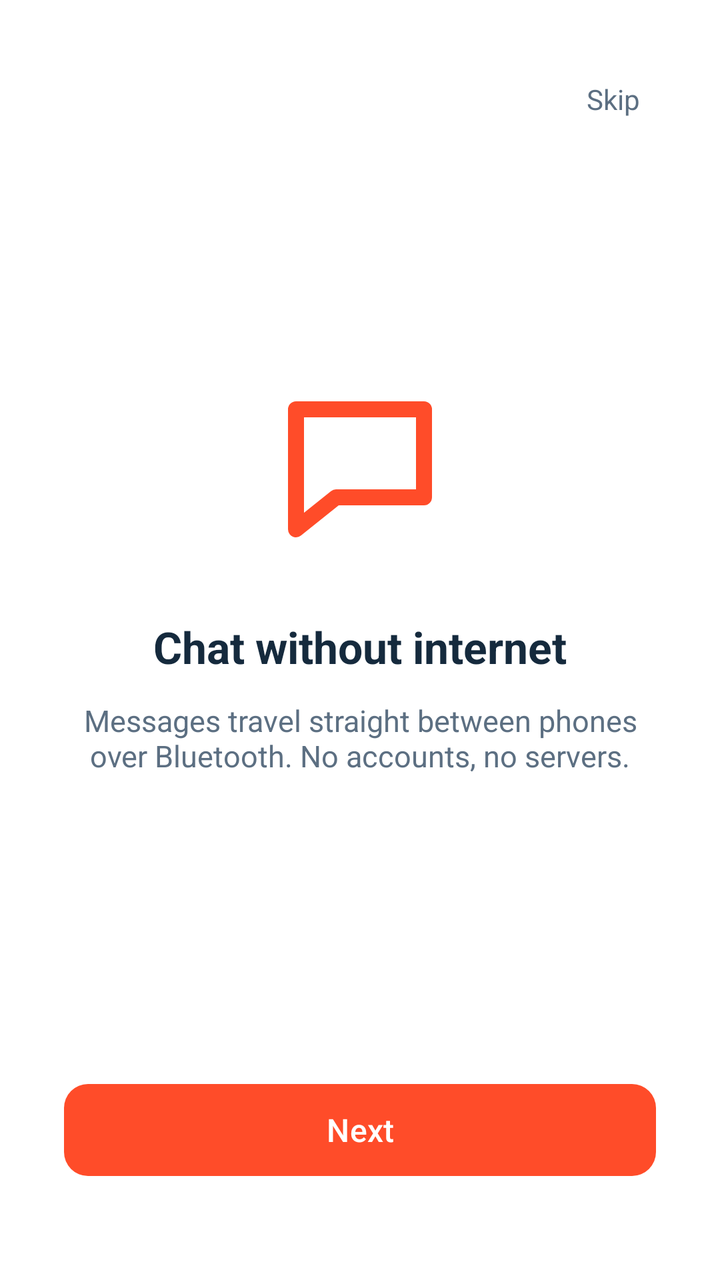
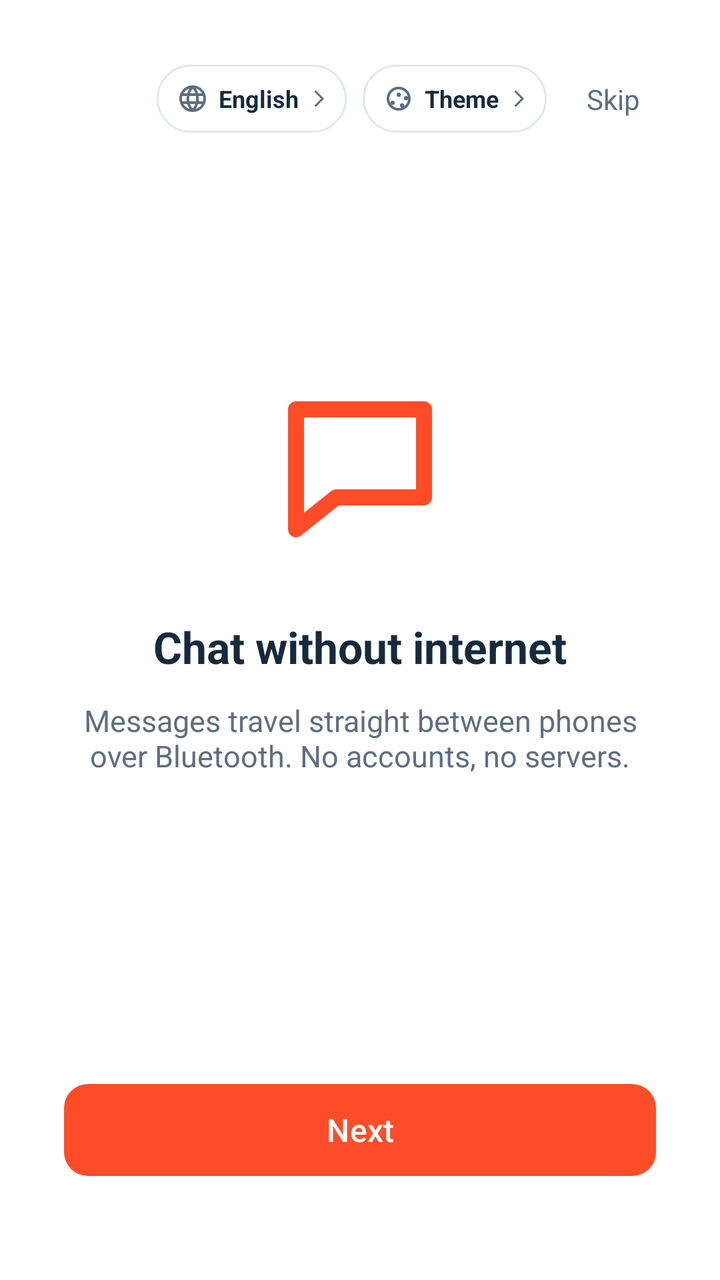

The first picture is an Android layout as it rendered before a commit; the second is the same layout after the commit. The layout source and the unified diff follow.
<!-- AndroidManifest.xml: application theme Theme.AirWave -->
<!-- res/layout/activity_onboarding.xml -->
<?xml version="1.0" encoding="utf-8"?>
<LinearLayout xmlns:android="http://schemas.android.com/apk/res/android"
    xmlns:app="http://schemas.android.com/apk/res-auto"
    android:layout_width="match_parent"
    android:layout_height="match_parent"
    android:background="#FFFFFF"
    android:orientation="vertical"
    android:padding="32dp">

    <LinearLayout
        android:layout_width="match_parent"
        android:layout_height="wrap_content"
        android:gravity="end"
        android:orientation="horizontal">

        
        <ImageButton
            android:id="@+id/langButton"
            android:layout_width="40dp"
            android:layout_height="40dp"
            android:background="?attr/selectableItemBackgroundBorderless"
            android:contentDescription="@string/language"
            android:src="@drawable/ic_language"
            android:tint="#5C6F82"
            android:visibility="gone" />

        <ImageButton
            android:id="@+id/themeButton"
            android:layout_width="40dp"
            android:layout_height="40dp"
            android:background="?attr/selectableItemBackgroundBorderless"
            android:contentDescription="@string/theme"
            android:src="@drawable/ic_palette"
            android:tint="#5C6F82"
            android:visibility="gone" />

        <TextView
            android:id="@+id/skipButton"
            android:layout_width="wrap_content"
            android:layout_height="wrap_content"
            android:background="?attr/selectableItemBackgroundBorderless"
            android:clickable="true"
            android:focusable="true"
            android:padding="8dp"
            android:text="@string/skip"
            android:textColor="#5C6F82"
            android:textSize="14sp" />
    </LinearLayout>

    <ViewFlipper
        android:id="@+id/pageFlipper"
        android:layout_width="match_parent"
        android:layout_height="0dp"
        android:layout_weight="1"
        android:inAnimation="@anim/slide_in_right"
        android:outAnimation="@anim/slide_out_left">

        
        <LinearLayout
            android:layout_width="match_parent"
            android:layout_height="match_parent"
            android:gravity="center"
            android:orientation="vertical">

            <ImageView
                android:id="@+id/animIcon1"
                android:layout_width="96dp"
                android:layout_height="96dp"
                android:contentDescription="@string/app_name"
                android:src="@drawable/ic_chat"
                android:tint="?attr/colorPrimary" />

            <TextView
                android:layout_width="wrap_content"
                android:layout_height="wrap_content"
                android:layout_marginTop="28dp"
                android:gravity="center"
                android:text="@string/tutorial_title_1"
                android:textColor="#152A3D"
                android:textSize="22sp"
                android:textStyle="bold" />

            <TextView
                android:layout_width="wrap_content"
                android:layout_height="wrap_content"
                android:layout_marginTop="12dp"
                android:gravity="center"
                android:text="@string/tutorial_sub_1"
                android:textColor="#5C6F82"
                android:textSize="15sp" />
        </LinearLayout>

        
        <LinearLayout
            android:layout_width="match_parent"
            android:layout_height="match_parent"
            android:gravity="center"
            android:orientation="vertical">

            <FrameLayout
                android:layout_width="160dp"
                android:layout_height="160dp">

                <View
                    android:id="@+id/pulseRing"
                    android:layout_width="96dp"
                    android:layout_height="96dp"
                    android:layout_gravity="center"
                    android:background="@drawable/ring_pulse" />

                <ImageView
                    android:id="@+id/animIcon2"
                    android:layout_width="96dp"
                    android:layout_height="96dp"
                    android:layout_gravity="center"
                    android:contentDescription="@string/app_name"
                    android:src="@drawable/ic_radar"
                    android:tint="?attr/colorPrimary" />
            </FrameLayout>

            <TextView
                android:layout_width="wrap_content"
                android:layout_height="wrap_content"
                android:layout_marginTop="28dp"
                android:gravity="center"
                android:text="@string/tutorial_title_2"
                android:textColor="#152A3D"
                android:textSize="22sp"
                android:textStyle="bold" />

            <TextView
                android:layout_width="wrap_content"
                android:layout_height="wrap_content"
                android:layout_marginTop="12dp"
                android:gravity="center"
                android:text="@string/tutorial_sub_2"
                android:textColor="#5C6F82"
                android:textSize="15sp" />
        </LinearLayout>

        
        <LinearLayout
            android:layout_width="match_parent"
            android:layout_height="match_parent"
            android:gravity="center"
            android:orientation="vertical">

            <ImageView
                android:id="@+id/animIcon3"
                android:layout_width="96dp"
                android:layout_height="96dp"
                android:contentDescription="@string/app_name"
                android:src="@drawable/ic_group"
                android:tint="?attr/colorPrimary" />

            <TextView
                android:layout_width="wrap_content"
                android:layout_height="wrap_content"
                android:layout_marginTop="28dp"
                android:gravity="center"
                android:text="@string/tutorial_title_3"
                android:textColor="#152A3D"
                android:textSize="22sp"
                android:textStyle="bold" />

            <TextView
                android:layout_width="wrap_content"
                android:layout_height="wrap_content"
                android:layout_marginTop="12dp"
                android:gravity="center"
                android:text="@string/tutorial_sub_3"
                android:textColor="#5C6F82"
                android:textSize="15sp" />
        </LinearLayout>

        
        <LinearLayout
            android:layout_width="match_parent"
            android:layout_height="match_parent"
            android:gravity="center"
            android:orientation="vertical">

            
            <ImageView
                android:layout_width="wrap_content"
                android:layout_height="48dp"
                android:adjustViewBounds="true"
                android:contentDescription="@string/app_name"
                android:src="@drawable/topleftcorner" />

            <TextView
                android:layout_width="wrap_content"
                android:layout_height="wrap_content"
                android:layout_marginTop="28dp"
                android:gravity="center"
                android:text="@string/name_title"
                android:textColor="#152A3D"
                android:textSize="22sp"
                android:textStyle="bold" />

            <TextView
                android:layout_width="wrap_content"
                android:layout_height="wrap_content"
                android:layout_marginTop="8dp"
                android:gravity="center"
                android:text="@string/name_subtitle"
                android:textColor="#5C6F82"
                android:textSize="15sp" />

            <EditText
                android:id="@+id/nameInput"
                android:layout_width="match_parent"
                android:layout_height="56dp"
                android:layout_marginTop="28dp"
                android:background="@drawable/bg_input_light"
                android:hint="@string/enter_name"
                android:imeOptions="actionDone"
                android:inputType="textPersonName"
                android:padding="16dp"
                android:singleLine="true"
                android:textColor="#152A3D"
                android:textColorHint="#8A94A0"
                android:textSize="16sp" />

            <com.google.android.material.button.MaterialButton
                android:id="@+id/continueButton"
                android:layout_width="match_parent"
                android:layout_height="54dp"
                android:layout_marginTop="16dp"
                android:text="@string/continue_btn"
                android:textAllCaps="false"
                android:textColor="?attr/colorOnPrimary"
                android:textSize="16sp"
                app:backgroundTint="?attr/colorPrimary"
                app:cornerRadius="12dp" />
        </LinearLayout>
    </ViewFlipper>

    <LinearLayout
        android:id="@+id/dotsRow"
        android:layout_width="match_parent"
        android:layout_height="wrap_content"
        android:layout_marginTop="16dp"
        android:gravity="center"
        android:orientation="horizontal" />

    <com.google.android.material.button.MaterialButton
        android:id="@+id/nextButton"
        android:layout_width="match_parent"
        android:layout_height="54dp"
        android:layout_marginTop="16dp"
        android:layout_marginBottom="16dp"
        android:text="@string/next"
        android:textAllCaps="false"
        android:textColor="?attr/colorOnPrimary"
        android:textSize="16sp"
        app:backgroundTint="?attr/colorPrimary"
        app:cornerRadius="12dp" />

</LinearLayout>
<!-- resources referenced by this layout -->
<resources>
  <!-- drawable bg_input_light (drawable) -->
  <?xml version="1.0" encoding="utf-8"?>
  <shape xmlns:android="http://schemas.android.com/apk/res/android"
      android:shape="rectangle">
      <solid android:color="#EFF1F4" />
      <corners android:radius="12dp" />
  </shape>
  <!-- drawable ic_chat (drawable) -->
  <vector xmlns:android="http://schemas.android.com/apk/res/android"
      android:width="24dp" android:height="24dp"
      android:viewportWidth="24" android:viewportHeight="24">
      <path
          android:strokeColor="?attr/colorOnSurface"
          android:strokeWidth="2"
          android:strokeLineCap="round"
          android:strokeLineJoin="round"
          android:pathData="M4,5h16v11H9l-5,4z" />
  </vector>
  <!-- drawable ic_language (drawable) -->
  <vector xmlns:android="http://schemas.android.com/apk/res/android"
      android:width="24dp" android:height="24dp"
      android:viewportWidth="24" android:viewportHeight="24">
      <path
          android:strokeColor="?attr/colorOnSurface"
          android:strokeWidth="2"
          android:strokeLineCap="round"
          android:pathData="M12,21a9,9 0 1,0 0,-18a9,9 0 1,0 0,18z M3.5,9h17 M3.5,15h17 M12,3a13,13 0 0,1 0,18 M12,3a13,13 0 0,0 0,18" />
  </vector>
  <!-- drawable ring_pulse (drawable) -->
  <?xml version="1.0" encoding="utf-8"?>
  <shape xmlns:android="http://schemas.android.com/apk/res/android"
      android:shape="oval">
      <solid android:color="#00000000" />
      <stroke
          android:width="3dp"
          android:color="?attr/colorPrimary" />
  </shape>
  <string name="app_name">AirWave</string>
  <string name="continue_btn">Continue</string>
  <string name="enter_name">Enter your name</string>
  <string name="language">Language</string>
  <string name="name_subtitle">This is how nearby friends will see you</string>
  <string name="name_title">Write your name</string>
  <string name="next">Next</string>
  <string name="skip">Skip</string>
  <string name="theme">Theme</string>
  <string name="tutorial_sub_1">Messages travel straight between phones over Bluetooth. No accounts, no servers.</string>
  <string name="tutorial_sub_2">Turn on discoverable, see who is around you, and tap to connect.</string>
  <string name="tutorial_sub_3">Start a group and nearby friends join with one tap.</string>
  <string name="tutorial_title_1">Chat without internet</string>
  <string name="tutorial_title_2">Find nearby friends</string>
  <string name="tutorial_title_3">Groups made simple</string>
  <color name="accent">#FF4C29</color>
  <color name="bg">#F2F4F7</color>
  <color name="card">#FFFFFF</color>
  <color name="text_primary">#152A3D</color>
  <color name="card2">#E8EDF3</color>
  <color name="text_secondary">#5C6F82</color>
  <style name="AirWaveWindowAnim">
          <item name="android:activityOpenEnterAnimation">@anim/slide_in_right</item>
          <item name="android:activityOpenExitAnimation">@anim/slide_out_left</item>
          <item name="android:activityCloseEnterAnimation">@anim/slide_in_left</item>
          <item name="android:activityCloseExitAnimation">@anim/slide_out_right</item>
      </style>
  <!-- unchanged entries left out for length: 5 -->
</resources>

<!-- the commit's change to res/layout/activity_onboarding.xml (unified diff, before → after) -->
@@ -7,44 +7,112 @@
     android:orientation="vertical"
     android:padding="32dp">
 
+    
     <LinearLayout
         android:layout_width="match_parent"
         android:layout_height="wrap_content"
         android:gravity="end"
         android:orientation="horizontal">
 
-        
-        <ImageButton
-            android:id="@+id/langButton"
-            android:layout_width="40dp"
-            android:layout_height="40dp"
-            android:background="?attr/selectableItemBackgroundBorderless"
-            android:contentDescription="@string/language"
-            android:src="@drawable/ic_language"
-            android:tint="#5C6F82"
-            android:visibility="gone" />
-
-        <ImageButton
-            android:id="@+id/themeButton"
-            android:layout_width="40dp"
-            android:layout_height="40dp"
-            android:background="?attr/selectableItemBackgroundBorderless"
-            android:contentDescription="@string/theme"
-            android:src="@drawable/ic_palette"
-            android:tint="#5C6F82"
-            android:visibility="gone" />
-
-        <TextView
-            android:id="@+id/skipButton"
+        <LinearLayout
+            android:id="@+id/pickerChips"
             android:layout_width="wrap_content"
             android:layout_height="wrap_content"
-            android:background="?attr/selectableItemBackgroundBorderless"
-            android:clickable="true"
-            android:focusable="true"
-            android:padding="8dp"
-            android:text="@string/skip"
-            android:textColor="#5C6F82"
-            android:textSize="14sp" />
+            android:gravity="center_vertical|end"
+            android:orientation="horizontal">
+
+            <LinearLayout
+                android:id="@+id/langButton"
+                android:layout_width="wrap_content"
+                android:layout_height="34dp"
+                android:background="@drawable/bg_chip_white"
+                android:clickable="true"
+                android:focusable="true"
+                android:foreground="?attr/selectableItemBackground"
+                android:gravity="center_vertical"
+                android:orientation="horizontal"
+                android:paddingStart="10dp"
+                android:paddingEnd="8dp">
+
+                <ImageView
+                    android:layout_width="16dp"
+                    android:layout_height="16dp"
+                    android:contentDescription="@string/language"
+                    android:src="@drawable/ic_language"
+                    android:tint="#5C6F82" />
+
+                <TextView
+                    android:id="@+id/langValue"
+                    android:layout_width="wrap_content"
+                    android:layout_height="wrap_content"
+                    android:layout_marginStart="5dp"
+                    android:text="English"
+                    android:textColor="#152A3D"
+                    android:textSize="12sp"
+                    android:textStyle="bold" />
+
+                <ImageView
+                    android:layout_width="12dp"
+                    android:layout_height="12dp"
+                    android:layout_marginStart="4dp"
+                    android:contentDescription="@string/language"
+                    android:src="@drawable/ic_chevron"
+                    android:tint="#5C6F82" />
+            </LinearLayout>
+
+            <LinearLayout
+                android:id="@+id/themeButton"
+                android:layout_width="wrap_content"
+                android:layout_height="34dp"
+                android:layout_marginStart="8dp"
+                android:background="@drawable/bg_chip_white"
+                android:clickable="true"
+                android:focusable="true"
+                android:foreground="?attr/selectableItemBackground"
+                android:gravity="center_vertical"
+                android:orientation="horizontal"
+                android:paddingStart="10dp"
+                android:paddingEnd="8dp">
+
+                <ImageView
+                    android:layout_width="16dp"
+                    android:layout_height="16dp"
+                    android:contentDescription="@string/theme"
+                    android:src="@drawable/ic_palette"
+                    android:tint="#5C6F82" />
+
+                <TextView
+                    android:id="@+id/themeValue"
+                    android:layout_width="wrap_content"
+                    android:layout_height="wrap_content"
+                    android:layout_marginStart="5dp"
+                    android:text="@string/theme"
+                    android:textColor="#152A3D"
+                    android:textSize="12sp"
+                    android:textStyle="bold" />
+
+                <ImageView
+                    android:layout_width="12dp"
+                    android:layout_height="12dp"
+                    android:layout_marginStart="4dp"
+                    android:contentDescription="@string/theme"
+                    android:src="@drawable/ic_chevron"
+                    android:tint="#5C6F82" />
+            </LinearLayout>
+
+            <TextView
+                android:id="@+id/skipButton"
+                android:layout_width="wrap_content"
+                android:layout_height="wrap_content"
+                android:layout_marginStart="12dp"
+                android:background="?attr/selectableItemBackgroundBorderless"
+                android:clickable="true"
+                android:focusable="true"
+                android:padding="8dp"
+                android:text="@string/skip"
+                android:textColor="#5C6F82"
+                android:textSize="14sp" />
+        </LinearLayout>
     </LinearLayout>
 
     <ViewFlipper
@@ -71,6 +139,7 @@
                 android:tint="?attr/colorPrimary" />
 
             <TextView
+                android:id="@+id/tutorialTitle1"
                 android:layout_width="wrap_content"
                 android:layout_height="wrap_content"
                 android:layout_marginTop="28dp"
@@ -119,6 +188,7 @@
             </FrameLayout>
 
             <TextView
+                android:id="@+id/tutorialTitle2"
                 android:layout_width="wrap_content"
                 android:layout_height="wrap_content"
                 android:layout_marginTop="28dp"
@@ -154,6 +224,7 @@
                 android:tint="?attr/colorPrimary" />
 
             <TextView
+                android:id="@+id/tutorialTitle3"
                 android:layout_width="wrap_content"
                 android:layout_height="wrap_content"
                 android:layout_marginTop="28dp"
@@ -182,6 +253,7 @@
 
             
             <ImageView
+                android:id="@+id/brandIcon"
                 android:layout_width="wrap_content"
                 android:layout_height="48dp"
                 android:adjustViewBounds="true"
@@ -189,6 +261,7 @@
                 android:src="@drawable/topleftcorner" />
 
             <TextView
+                android:id="@+id/nameTitle"
                 android:layout_width="wrap_content"
                 android:layout_height="wrap_content"
                 android:layout_marginTop="28dp"
<!-- resource entries referenced after the edit -->
@@ -1,5 +1,15 @@
 <!-- resources referenced by this layout -->
 <resources>
+  <!-- drawable bg_chip_white (drawable) -->
+  <?xml version="1.0" encoding="utf-8"?>
+  <shape xmlns:android="http://schemas.android.com/apk/res/android"
+      android:shape="rectangle">
+      <corners android:radius="17dp" />
+      <solid android:color="#FFFFFF" />
+      <stroke
+          android:width="1dp"
+          android:color="#E1E7ED" />
+  </shape>
   <!-- drawable bg_input_light (drawable) -->
   <?xml version="1.0" encoding="utf-8"?>
   <shape xmlns:android="http://schemas.android.com/apk/res/android"
@@ -17,6 +27,17 @@
           android:strokeLineCap="round"
           android:strokeLineJoin="round"
           android:pathData="M4,5h16v11H9l-5,4z" />
+  </vector>
+  <!-- drawable ic_chevron (drawable) -->
+  <vector xmlns:android="http://schemas.android.com/apk/res/android"
+      android:width="24dp" android:height="24dp"
+      android:viewportWidth="24" android:viewportHeight="24">
+      <path
+          android:strokeColor="?attr/colorOnSurfaceVariant"
+          android:strokeWidth="2"
+          android:strokeLineCap="round"
+          android:strokeLineJoin="round"
+          android:pathData="M9,5 L16,12 L9,19" />
   </vector>
   <!-- drawable ic_language (drawable) -->
   <vector xmlns:android="http://schemas.android.com/apk/res/android"
